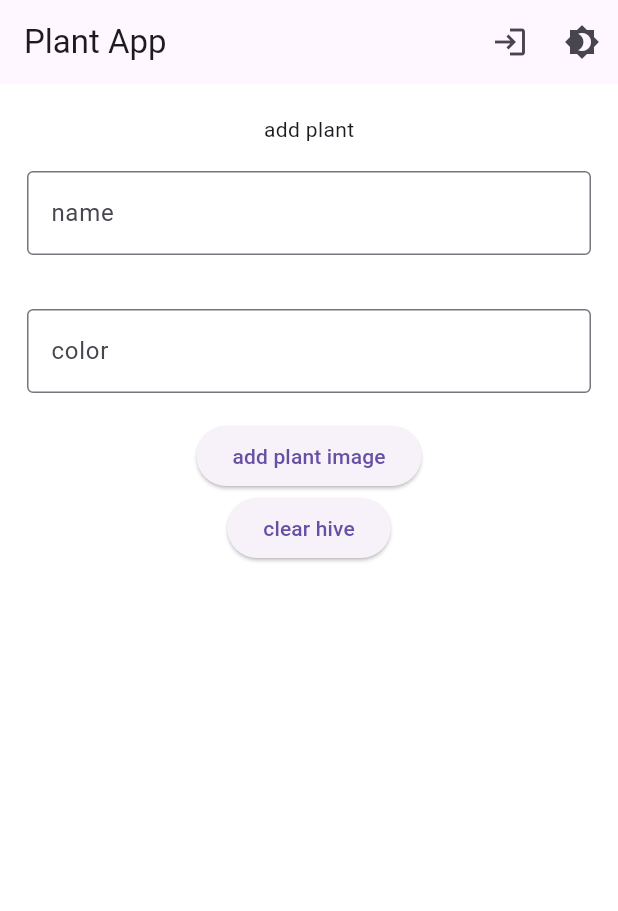
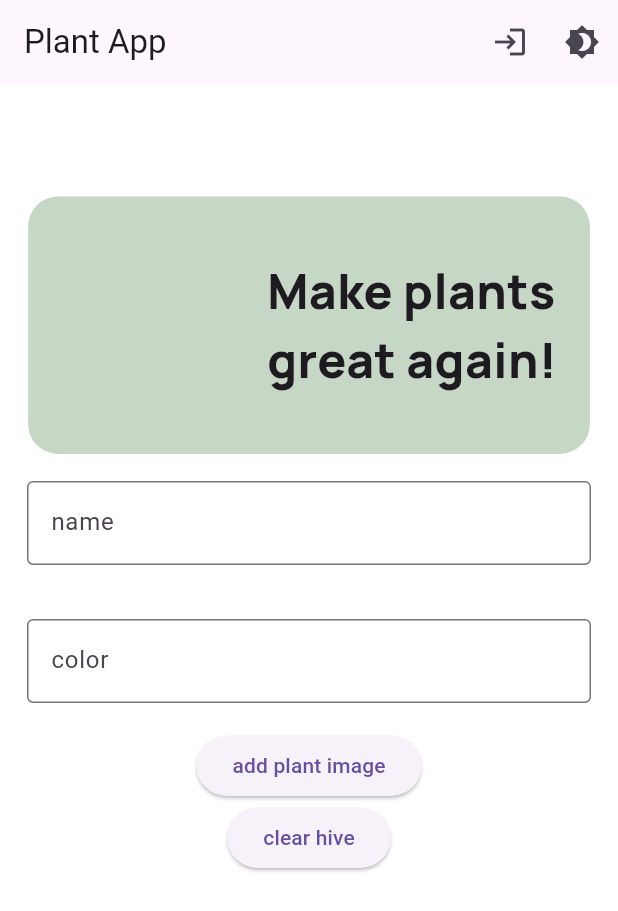
Before and after one commit to bakicpp/plant-app, a Flutter app: the Homepage screen opened directly, on a phone screen of 412 x 824 dp. Shown: the top 911 px of the screen. Run offline on Flutter 3.47's test engine with Material 3 defaults, Android fonts, the phone set to English and light mode, and no system bars; our stand-ins replace bloc, cloud_firestore, firebase_auth, firebase_core, firebase_storage, flutter_bloc and 4 more; accounts and stored records are empty.

Commit message:
update homepage ui

```diff
--- a/plant_app/lib/pages/homepage.dart
+++ b/plant_app/lib/pages/homepage.dart
@@ -2,6 +2,7 @@ import 'dart:io';
 
 import 'package:flutter/material.dart';
 import 'package:flutter_bloc/flutter_bloc.dart';
+import 'package:google_fonts/google_fonts.dart';
 import 'package:hive/hive.dart';
 import 'package:image_picker/image_picker.dart';
 import 'package:plant_app/bloc/auth_bloc.dart';
@@ -99,7 +100,7 @@ class _HomepageState extends State<Homepage> {
         } else if (state is PlantErrorState) {
           return Center(child: Text(state.errorMessage));
         } else if (state is PlantListState) {
-          return pageView(state, pageWidth);
+          return pageView(state, pageWidth, pageHeight);
         } else if (state is PlantDeletedState) {
           return const Center(child: Text("Plant deleted"));
         } else if (state is PlantErrorState) {
@@ -110,18 +111,25 @@ class _HomepageState extends State<Homepage> {
     );
   }
 
-  Padding pageView(PlantListState state, double pageWidth) {
+  Padding pageView(PlantListState state, double pageWidth, double pageheight) {
     return Padding(
-      padding: const EdgeInsets.symmetric(vertical: 20),
+      padding: const EdgeInsets.symmetric(
+        vertical: 20,
+      ),
       child: SingleChildScrollView(
         physics: const BouncingScrollPhysics(),
-        child: Column(
+        child: Stack(children: [
+          Column(
             mainAxisAlignment: MainAxisAlignment.center,
             children: [
+              SizedBox(height: pageheight / 15),
               if (state is PlantLoadingState)
                 const Center(child: CircularProgressIndicator())
               else
-              const Center(child: Text("add plant")),
+                Padding(
+                  padding: EdgeInsets.symmetric(horizontal: pageWidth / 22),
+                  child: headerContainer(pageWidth),
+                ),
               textField(controller: _nameController, labelText: "name"),
               textField(controller: _colorController, labelText: "color"),
               ElevatedButton(
@@ -137,8 +145,34 @@ class _HomepageState extends State<Homepage> {
               )
             ],
           ),
+          Positioned(
+              bottom: pageheight * 1.383,
+              child: Image.asset("assets/images/plant.png", scale: 2.3)),
+        ]),
       ),
     );
+  }
+
+  Container headerContainer(double pageWidth) {
+    return Container(
+        width: pageWidth,
+        height: pageWidth / 2.4,
+        decoration: BoxDecoration(
+          color: Color.fromRGBO(198, 215, 198, 1),
+          borderRadius: BorderRadius.circular(20),
+        ),
+        child: Row(
+          mainAxisAlignment: MainAxisAlignment.center,
+          children: [
+            SizedBox(width: pageWidth / 3),
+            Text(
+              "Make plants\ngreat again!",
+              softWrap: true,
+              style: GoogleFonts.manrope(
+                  fontSize: 32, fontWeight: FontWeight.w800),
+            ),
+          ],
+        ));
   }
 
   SizedBox plantListView(PlantListState state, double pageWidth) {
--- a/plant_app/pubspec.yaml
+++ b/plant_app/pubspec.yaml
@@ -67,8 +67,8 @@ flutter:
   uses-material-design: true
 
   # To add assets to your application, add an assets section, like this:
-  # assets:
-  #   - images/a_dot_burr.jpeg
+  assets:
+    - assets/images/
   #   - images/a_dot_ham.jpeg
 
   # An image asset can refer to one or more resolution-specific "variants", see
```
Also changed, not shown: plant_app/assets/images/plant.png (added). Lines whose indentation alone changed are shown as unchanged.
